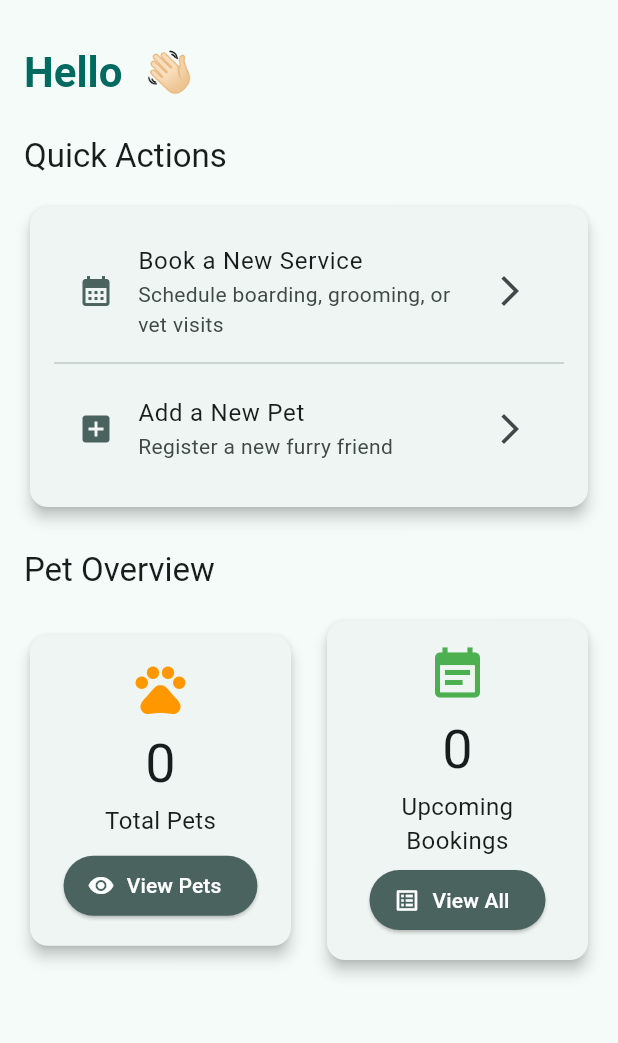
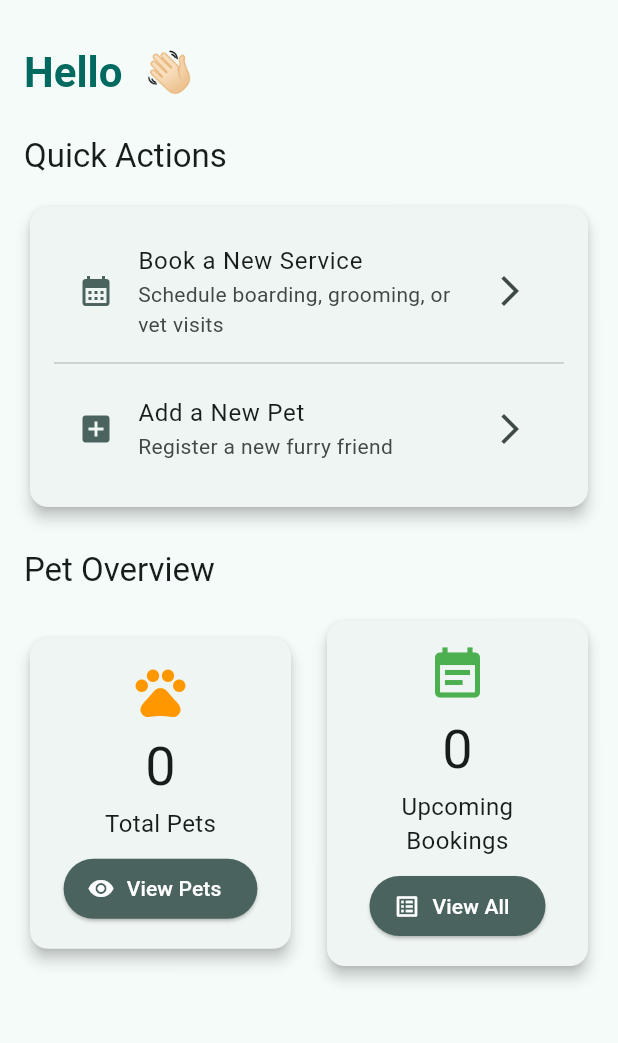
Before and after one commit to AMuthua/pawpal_1_0, a Flutter app: the HomeScreen screen opened by its route, on a phone screen of 412 x 824 dp, the part 63-1106 px from its top. Run offline on Flutter 3.47's test engine with Material 3 defaults, Android fonts, the phone set to English and light mode, and no system bars; our stand-ins replace flutter_dotenv, go_router, supabase_flutter; accounts and stored records are empty.

Commit message:
More changes to the sized boxes

```diff
--- a/lib/features/home/home_screen.dart
+++ b/lib/features/home/home_screen.dart
@@ -585,7 +585,7 @@ class HomeScreen extends StatelessWidget {
                           ),
                           const SizedBox(height: 4),
                           const Text('Upcoming Bookings', textAlign: TextAlign.center, style: TextStyle(fontSize: 16)),
-                          const SizedBox(height: 4),
+                          const SizedBox(height: 8),
                           ElevatedButton.icon(
                             onPressed: () => context.go('/my_bookings'),
                             icon: const Icon(Icons.list_alt),
```
